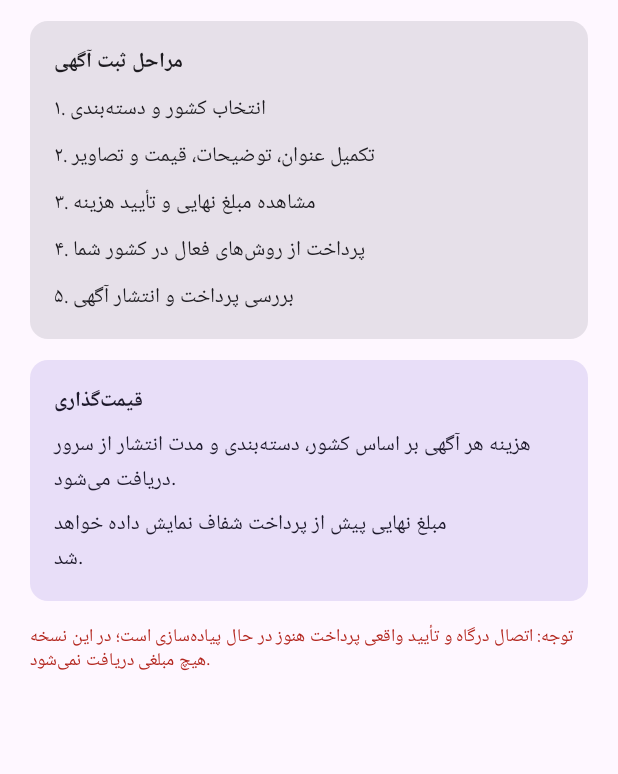
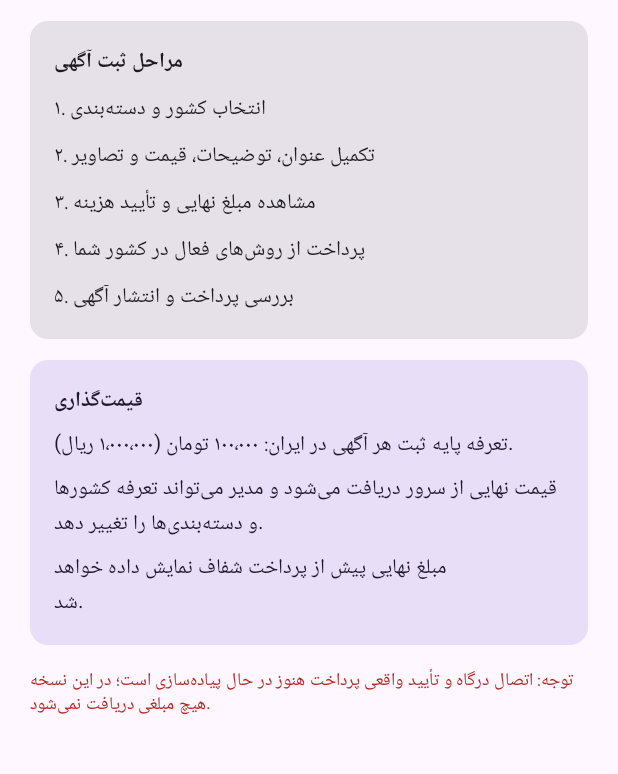
Before and after one commit to ajami6657-max/BAZINOX, an Android app built with Jetpack Compose: the composable PaidListingScreen shown on its own in the app's theme, on a phone screen of 412 x 824 dp, the part 193-967 px from its top. Run offline under Robolectric (Android 15) with nearby library versions, the phone set to English and light mode, and no system bars.

Commit message:
feat(android): display Iran listing base fee

```diff
--- a/app/src/main/java/com/bazinox/app/MainActivity.kt
+++ b/app/src/main/java/com/bazinox/app/MainActivity.kt
@@ -180,7 +180,8 @@ private fun PaidListingScreen(modifier: Modifier = Modifier) {
         ) {
             Column(Modifier.padding(16.dp), verticalArrangement = Arrangement.spacedBy(6.dp)) {
                 Text("قیمت‌گذاری", fontWeight = FontWeight.Bold)
-                Text("هزینه هر آگهی بر اساس کشور، دسته‌بندی و مدت انتشار از سرور دریافت می‌شود.")
+                Text("تعرفه پایه ثبت هر آگهی در ایران: ۱۰۰٬۰۰۰ تومان (۱٬۰۰۰٬۰۰۰ ریال).")
+                Text("قیمت نهایی از سرور دریافت می‌شود و مدیر می‌تواند تعرفه کشورها و دسته‌بندی‌ها را تغییر دهد.")
                 Text("مبلغ نهایی پیش از پرداخت شفاف نمایش داده خواهد شد.")
             }
         }
```
